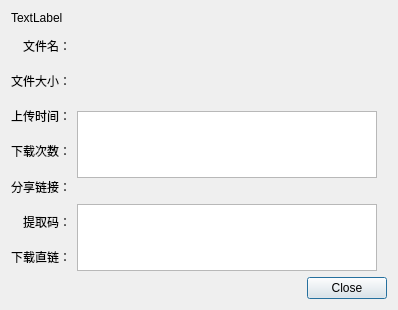
rachpt/lanzou-gui, file share.ui: the form before one commit.
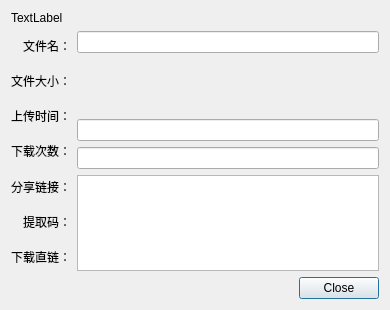
The form after the commit.

What changed in the file:
```diff
--- a/share.ui
+++ b/share.ui
@@ -6,7 +6,7 @@
    <rect>
     <x>0</x>
     <y>0</y>
-    <width>398</width>
+    <width>390</width>
     <height>310</height>
    </rect>
   </property>
@@ -110,6 +110,16 @@
          <property name="horizontalSpacing">
           <number>10</number>
          </property>
+         <item row="5" column="0">
+          <widget class="QLineEdit" name="tx_share_url"/>
+         </item>
+         <item row="3" column="0">
+          <widget class="QLabel" name="tx_time">
+           <property name="text">
+            <string/>
+           </property>
+          </widget>
+         </item>
          <item row="1" column="0">
           <widget class="QLabel" name="tx_size">
            <property name="text">
@@ -117,12 +127,11 @@
            </property>
           </widget>
          </item>
-         <item row="0" column="0" colspan="2">
-          <widget class="QLabel" name="tx_name">
-           <property name="text">
-            <string/>
-           </property>
-          </widget>
+         <item row="0" column="0">
+          <widget class="QLineEdit" name="tx_name"/>
+         </item>
+         <item row="8" column="0">
+          <widget class="QTextBrowser" name="tx_dl_link"/>
          </item>
          <item row="4" column="0">
           <widget class="QLabel" name="tx_dl_count">
@@ -132,24 +141,7 @@
           </widget>
          </item>
          <item row="6" column="0">
-          <widget class="QLabel" name="tx_pwd">
-           <property name="text">
-            <string/>
-           </property>
-          </widget>
-         </item>
-         <item row="5" column="0">
-          <widget class="QTextBrowser" name="tx_share_url"/>
-         </item>
-         <item row="8" column="0">
-          <widget class="QTextBrowser" name="tx_dl_link"/>
-         </item>
-         <item row="3" column="0">
-          <widget class="QLabel" name="tx_time">
-           <property name="text">
-            <string/>
-           </property>
-          </widget>
+          <widget class="QLineEdit" name="tx_pwd"/>
          </item>
         </layout>
        </item>
```
Left out of the diff: 12 changed lines with no effect on the pictures.
